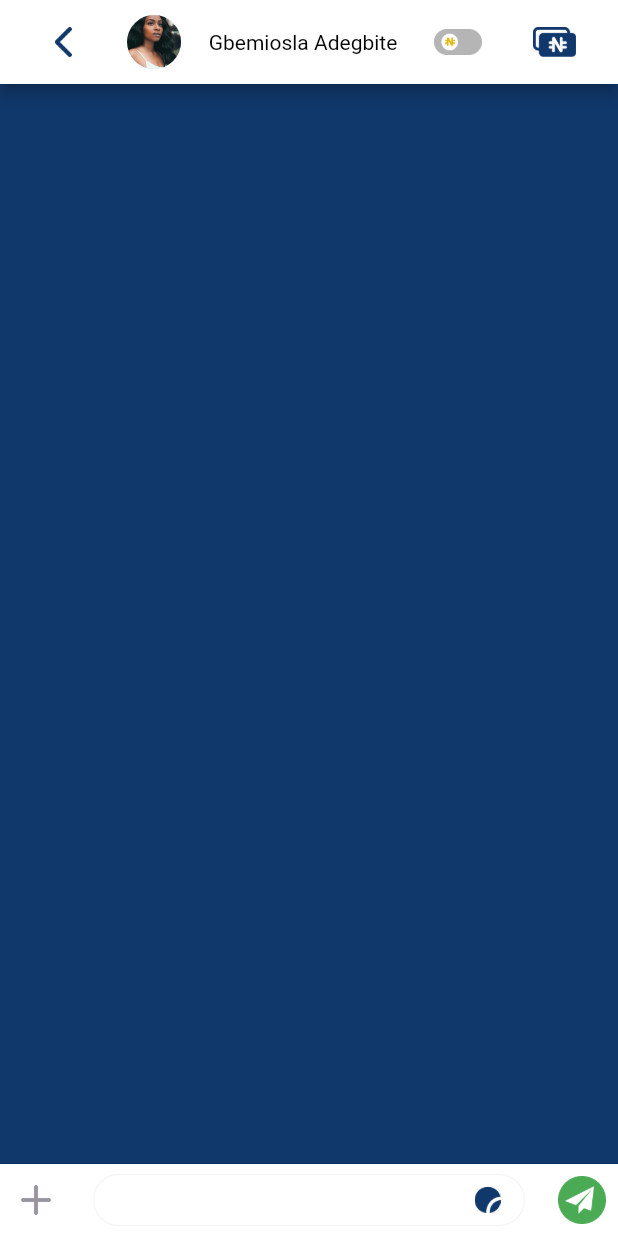
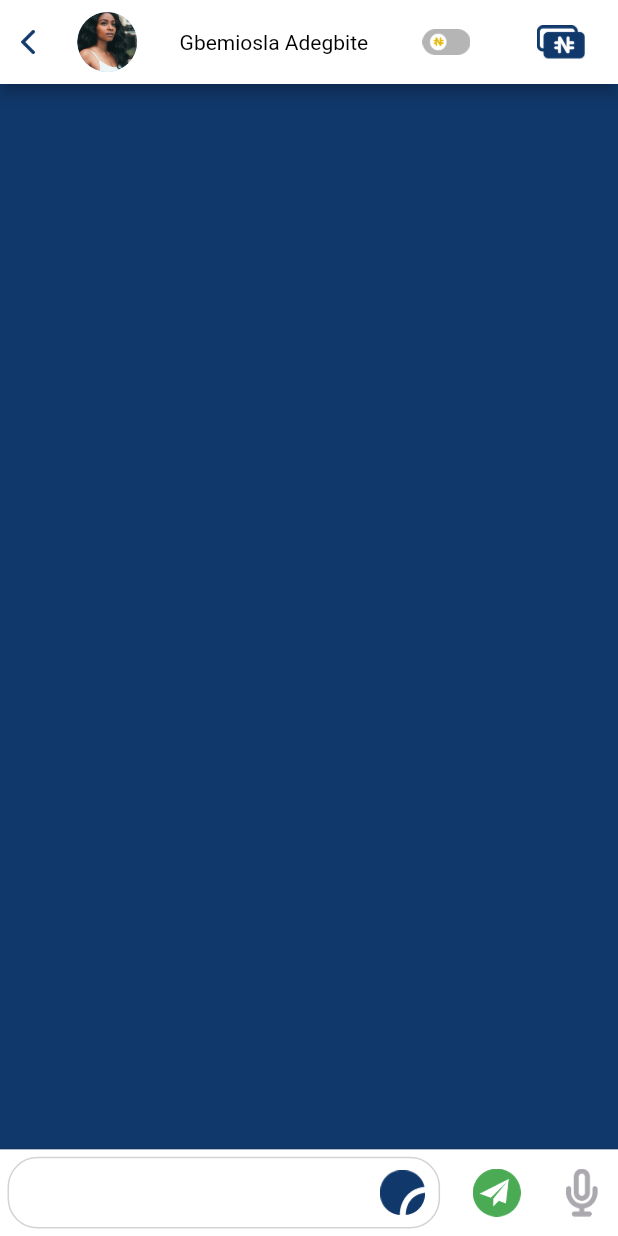
Before and after one commit to maysakhamis10/flutter_app_ui_chat_test, a Flutter app: the screen it shows after launch, on a phone screen of 412 x 824 dp. Run offline on Flutter 3.47's test engine with Material 2 defaults, Android fonts, the phone set to English and light mode, and no system bars; our stand-ins replace audioplayers, camera, file, flutter_screenutil, permission_handler, rxdart; missing offline and left inert: audio_recorder; Roboto replaces fonts that are missing (Gamja Flower).

Commit message:
add screen utils

```diff
--- a/lib/Screens/ChatScreen.dart
+++ b/lib/Screens/ChatScreen.dart
@@ -4,8 +4,11 @@ import 'package:audio_recorder/audio_recorder.dart';
 import 'package:camera/camera.dart';
 import 'package:flutter/cupertino.dart';
 import 'package:flutter/material.dart';
+import 'package:flutter/services.dart';
 import 'package:flutter_app_ui_chat/Utils/AppColors.dart';
 import 'package:flutter_app_ui_chat/Utils/Message.dart';
+import 'package:flutter_screenutil/flutter_screenutil.dart';
+import 'package:flutter_screenutil/screenutil_init.dart';
 import 'package:intl/intl.dart';
 import 'package:rxdart/rxdart.dart';
 import '../Utils/AppColors.dart';
@@ -33,20 +36,19 @@ class _MyChatState extends State<MyChatScreen> {
   Recording _recording = new Recording();
   LocalFileSystem localFileSystem;
 
-
   @override
   Widget build(BuildContext context) {
-    width = MediaQuery.of(context).size.width;
-    height= MediaQuery.of(context).size.height;
+    width = ScreenUtil().screenWidth ;
+    height = ScreenUtil().screenHeight;
     DateTime time = DateTime.now();
     String formattedDate = DateFormat('hh:mm').format(time);
-    return  Scaffold(
+    return Scaffold(
             appBar: AppBar(
               actions: [
                 buildAppABar()
               ],
             ),
-        body:  Container(
+            body: Container(
                 width: double.infinity,
                 height: double.infinity,
                 color: DARK_BLUE,
@@ -60,8 +62,6 @@ class _MyChatState extends State<MyChatScreen> {
                     ],
                   ),
                 ))
-
-
         );
   }
 
@@ -104,10 +104,20 @@ class _MyChatState extends State<MyChatScreen> {
 
   @override
   void initState() {
+
     localFileSystem = localFileSystem ?? LocalFileSystem();
     checkPermissionStatus();
     super.initState();
   }
+
+  @override
+  void didChangeDependencies() {
+    // TODO: implement didChangeDependencies
+    super.didChangeDependencies();
+
+  }
+
+
 
   @override
   void dispose() {
@@ -118,23 +128,26 @@ class _MyChatState extends State<MyChatScreen> {
 
 
   Widget buildAppABar(){
-    return Container(
+    return
+
+
+     Center(
+       child:  Container(
+         width: ScreenUtil().screenWidth ,
          color: Colors.white,
-      width: MediaQuery.of(context).size.width,
-      padding: EdgeInsets.all(10.0),
-      child: Row(
+         // padding: EdgeInsets.all(10.0),
+         child:  Row(
            mainAxisAlignment: MainAxisAlignment.spaceAround,
            children: [
-            IconButton(
-              icon: Image.asset('assets/images/backbtn.png'),
-              //iconSize: 50,
-              onPressed: () {
-
-              },
+             Image(
+               height: ScreenUtil().setHeight(14),
+               width: ScreenUtil().setWidth(8),
+               image:  AssetImage('assets/images/backbtn.png'),
              ),
              CircleAvatar(
                  radius: 20,
-                backgroundImage: AssetImage('assets/images/profile.png')
+                 backgroundImage: AssetImage('assets/images/profile.png',
+                 )
              ),
              Text("Gbemiosla Adegbite" , style: TextStyle(color: Colors.black),),
              IconButton(
@@ -154,34 +167,30 @@ class _MyChatState extends State<MyChatScreen> {
              ),
              IconButton(
                icon: Image.asset('assets/images/btnmoney.png'),
-             // iconSize: 50,
                onPressed: () {},
              )
+           ],
 
-          ],
+         ),
+
        ),
      );
   }
 
 
   Widget buildBottomBar(String formattedDate) {
-    return  Align(
-      alignment: Alignment.center,
-      child: Container(
+    return Container(
       decoration: BoxDecoration(color: Colors.white),
       child: Container(
         child: Row(
                   mainAxisAlignment: MainAxisAlignment.spaceBetween,
                   children: <Widget>[
-                  buildAddButton(formattedDate),
                     buildMessageField(),
                     buildSendButton(formattedDate),
-                  // buildCameraButton(),
-                  // buildAudioButton()
-
+                    buildAudioButton()
                   ],
                 ),
-            ),
+
             ),
     );
   }
@@ -192,7 +201,7 @@ class _MyChatState extends State<MyChatScreen> {
       onTap: () => print('hello'),
       child: Container(
         child:   IconButton(
-          icon: Image.asset('assets/images/add.png',width: 20,height: 20,),
+          icon: Image.asset('assets/images/add.png',width: ScreenUtil().setWidth(20),height: ScreenUtil().setHeight(20),),
           onPressed: () {
             _sendMsg(
 
@@ -208,9 +217,9 @@ class _MyChatState extends State<MyChatScreen> {
 
   Widget buildMessageField(){
     return  Container(
-      //  margin:EdgeInsets.all(5.0),
+      margin:EdgeInsets.all(5.0),
       width: width*0.7,
-      height: 35,
+      height: ScreenUtil().setHeight(40),
       decoration: new BoxDecoration (
           border: Border.all(color: GREY),
           borderRadius:  BorderRadius.all(Radius.circular(20.0)),
@@ -218,12 +227,18 @@ class _MyChatState extends State<MyChatScreen> {
       ),
       child :
       Container(
-        padding: EdgeInsets.only(left: 10.0),
+        padding: EdgeInsets.only(left: 2.0),
         child: Row(
           children: [
             Flexible(
               child :TextField(
-                keyboardType: _isSendMoney ? TextInputType.number : TextInputType.text,
+                keyboardType: TextInputType.text,
+                inputFormatters: _isSendMoney ?
+                <TextInputFormatter>[
+                  FilteringTextInputFormatter.allow(RegExp(r'[0-9]')),
+                ]:<TextInputFormatter>[
+                  FilteringTextInputFormatter.allow( RegExp("[a-zA-Z]")),
+                ],
                 style: TextStyle(color: _isSendMoney ? Colors.white : Colors.grey),
                 controller: _textController,
                 decoration: new InputDecoration.collapsed(hintText: ""),
@@ -231,8 +246,18 @@ class _MyChatState extends State<MyChatScreen> {
             ),
             IconButton(
               icon: Image.asset(_isSendMoney ? 'assets/images/isMoney.png' :
-              'assets/images/cam.png',width: 30,height: 30,),
-              onPressed: () {},
+              'assets/images/cam.png',width: ScreenUtil().setWidth(30),
+                height: ScreenUtil().setHeight(30),),
+              onPressed:() async {
+                var firstCamera = await getCamera();
+                String imagePath = await Navigator.push(context,
+                    MaterialPageRoute(builder: (context) {
+                      return TakeAPicture(
+                        camera: firstCamera,
+                      );
+                    }));
+                _sendMsg('','left','',true , imagePath , false);
+              }
             ),
           ],
         ),
@@ -243,6 +268,7 @@ class _MyChatState extends State<MyChatScreen> {
 
   Widget buildSendButton(var formattedDate){
     return Container(
+     // padding: EdgeInsets.all(2),
       child: new IconButton(
           icon: Image.asset(
             "assets/images/send.png",),
@@ -275,6 +301,7 @@ class _MyChatState extends State<MyChatScreen> {
 
   Widget buildAudioButton(){
     return  Container(
+      ///padding: EdgeInsets.all(2),
         child:
         Row(
           children: [
--- a/lib/Utils/AppColors.dart
+++ b/lib/Utils/AppColors.dart
@@ -3,4 +3,4 @@ const Color DARK_BLUE = Color(0xFF11386B);
 const Color GREEN = Color(0xFF68B770);
 
 const Color BLUE = Color(0xFF25A3FF);
-const Color GREY = Color(0xFFF6F6F6);
+const Color GREY = Color(0xFFD3D3D3);
--- a/lib/main.dart
+++ b/lib/main.dart
@@ -1,10 +1,14 @@
 import 'dart:core';
 import 'package:flutter/material.dart';
+import 'package:flutter_screenutil/screenutil_init.dart';
 import 'Screens/ChatScreen.dart';
 import 'Utils/AppColors.dart';
 
 main() {
-  runApp(new MaterialApp(
+  runApp(new
+
+
+  MaterialApp(
     debugShowCheckedModeBanner: false,
     theme: new ThemeData(
       accentColor: DARK_BLUE,
@@ -12,6 +16,8 @@ main() {
       primaryColorDark: Colors.white,
       fontFamily: 'Gamja Flower',
     ),
-    home: new MyChatScreen(),
+    home: ScreenUtilInit(
+        allowFontScaling: false,
+      child: MyChatScreen(),)
   ));
 }
--- a/pubspec.yaml
+++ b/pubspec.yaml
@@ -31,6 +31,8 @@ dependencies:
   camera: ^0.5.8+17
   rxdart: ^0.24.1
   permission_handler: ^5.0.1+1
+  flutter_screenutil: ^4.0.2+1
+  giphy_get: ^1.0.1
 
   # The following adds the Cupertino Icons font to your application.
   # Use with the CupertinoIcons class for iOS style icons.
```
Also changed, not shown: pubspec.lock. Lines whose indentation alone changed are shown as unchanged.
